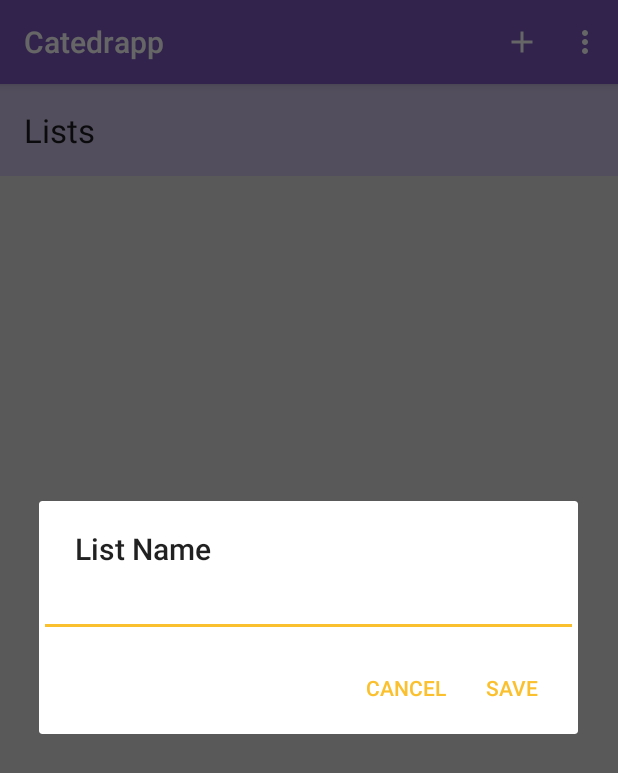
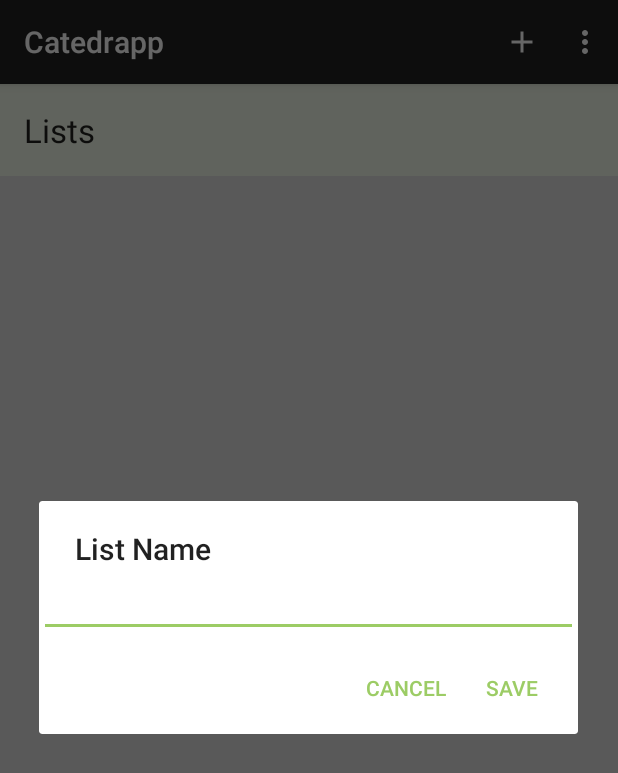
Before and after one commit to Marvalero/catedrak, an Android app: the screen it shows after launch (MainActivity), after a tap on an icon or button, on a phone screen of 412 x 824 dp. Shown: the top 773 px of the screen. Run offline under Robolectric (Android 15) with nearby library versions, the phone set to English and light mode, and no system bars; libraries missing offline, so code that uses them is left out: com.facebook.stetho; 1 statement that could not run was skipped.

Commit message:
Visual refactor

```diff
--- a/Catedrapp/app/src/main/res/mipmap-anydpi-v26/ic_launcher.xml
+++ b/Catedrapp/app/src/main/res/mipmap-anydpi-v26/ic_launcher.xml
@@ -1,5 +1,5 @@
 <?xml version="1.0" encoding="utf-8"?>
 <adaptive-icon xmlns:android="http://schemas.android.com/apk/res/android">
-    <background android:drawable="@drawable/ic_launcher_background" />
-    <foreground android:drawable="@drawable/ic_launcher_foreground" />
+    <background android:drawable="@color/ic_launcher_background"/>
+    <foreground android:drawable="@mipmap/ic_launcher_foreground"/>
 </adaptive-icon>
--- a/Catedrapp/app/src/main/res/mipmap-anydpi-v26/ic_launcher_round.xml
+++ b/Catedrapp/app/src/main/res/mipmap-anydpi-v26/ic_launcher_round.xml
@@ -1,5 +1,5 @@
 <?xml version="1.0" encoding="utf-8"?>
 <adaptive-icon xmlns:android="http://schemas.android.com/apk/res/android">
-    <background android:drawable="@drawable/ic_launcher_background" />
-    <foreground android:drawable="@drawable/ic_launcher_foreground" />
+    <background android:drawable="@color/ic_launcher_background"/>
+    <foreground android:drawable="@mipmap/ic_launcher_foreground"/>
 </adaptive-icon>
--- a/Catedrapp/app/src/main/res/values/colors.xml
+++ b/Catedrapp/app/src/main/res/values/colors.xml
@@ -1,9 +1,9 @@
 <?xml version="1.0" encoding="utf-8"?>
 <resources>
-    <color name="colorPrimary">#7E57C2</color>
-    <color name="colorPrimaryDark">#512DA8</color>
-    <color name="colorPrimaryLight">#D1C4E9</color>
-    <color name="colorAccent">#FBC02D</color>
+    <color name="colorPrimary">#212121</color>
+    <color name="colorPrimaryDark">#000000</color>
+    <color name="colorPrimaryLight">#F1F8E9</color>
+    <color name="colorAccent">#9CCC65</color>
     <color name="appBackground">#E0E0E0</color>
 
     <color name="itemView">#FFFFFF</color>
--- /dev/null
+++ b/Catedrapp/app/src/main/res/values/ic_launcher_background.xml
@@ -0,0 +1,4 @@
+<?xml version="1.0" encoding="utf-8"?>
+<resources>
+    <color name="ic_launcher_background">#FDFFFF</color>
+</resources>
```
Also changed, not shown: Catedrapp/app/src/main/ic_launcher-web.png (added), Catedrapp/app/src/main/res/mipmap-hdpi/ic_launcher.png, Catedrapp/app/src/main/res/mipmap-hdpi/ic_launcher_foreground.png (added), Catedrapp/app/src/main/res/mipmap-hdpi/ic_launcher_round.png, Catedrapp/app/src/main/res/mipmap-mdpi/ic_launcher.png, Catedrapp/app/src/main/res/mipmap-mdpi/ic_launcher_foreground.png (added), Catedrapp/app/src/main/res/mipmap-mdpi/ic_launcher_round.png, Catedrapp/app/src/main/res/mipmap-xhdpi/ic_launcher.png, Catedrapp/app/src/main/res/mipmap-xhdpi/ic_launcher_foreground.png (added), Catedrapp/app/src/main/res/mipmap-xhdpi/ic_launcher_round.png, Catedrapp/app/src/main/res/mipmap-xxhdpi/ic_launcher.png, Catedrapp/app/src/main/res/mipmap-xxhdpi/ic_launcher_foreground.png (added), Catedrapp/app/src/main/res/mipmap-xxhdpi/ic_launcher_round.png, Catedrapp/app/src/main/res/mipmap-xxxhdpi/ic_launcher.png, 2 more files.
